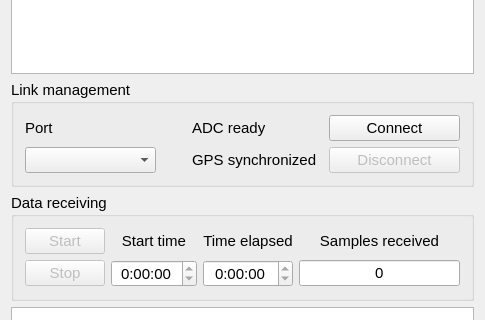
Old version of the form mainwindow.ui in the repository NIA/seismoreg; both pictures show x 0 to 485 and y 89 to 409 of the 485 by 500 pixel window.
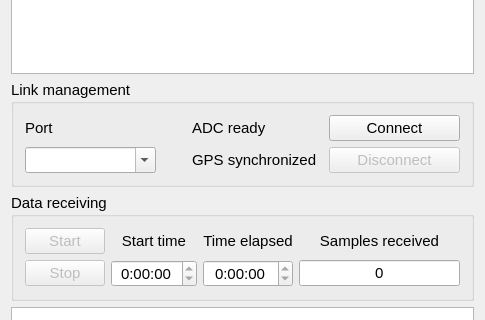
New version of the form. Custom widgets are drawn as their Qt base class.

```diff
--- a/mainwindow.ui
+++ b/mainwindow.ui
@@ -77,7 +77,11 @@
           </widget>
          </item>
          <item>
-          <widget class="QComboBox" name="portChooser"/>
+          <widget class="QComboBox" name="portChooser">
+           <property name="editable">
+            <bool>true</bool>
+           </property>
+          </widget>
          </item>
         </layout>
        </item>
```
